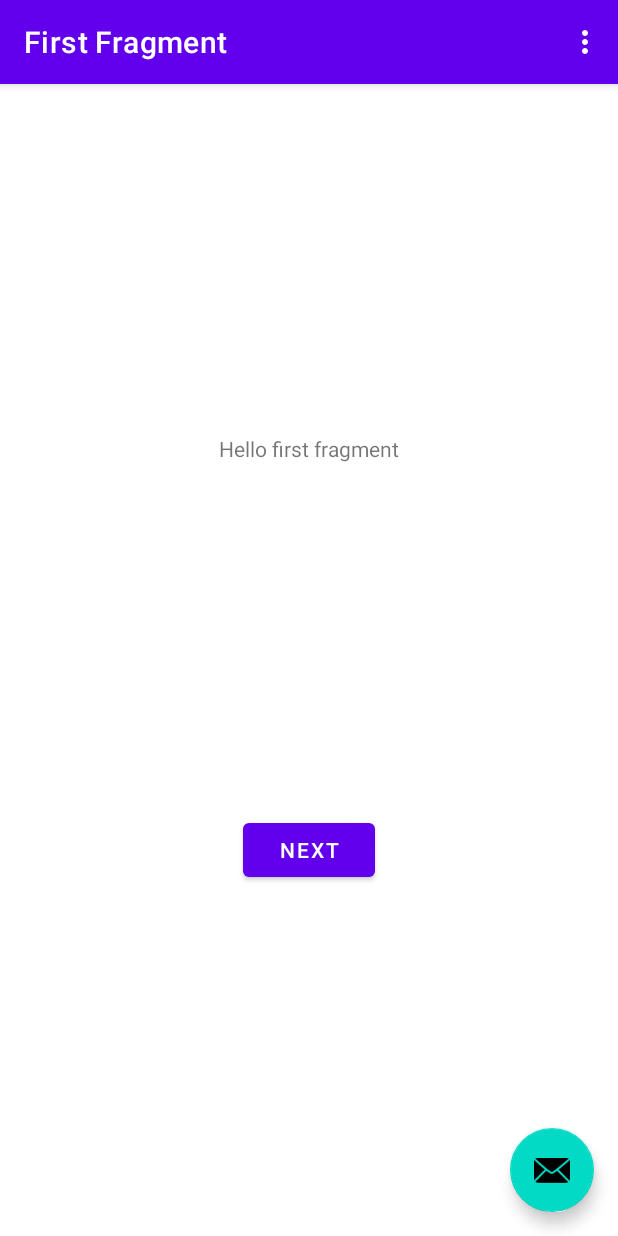
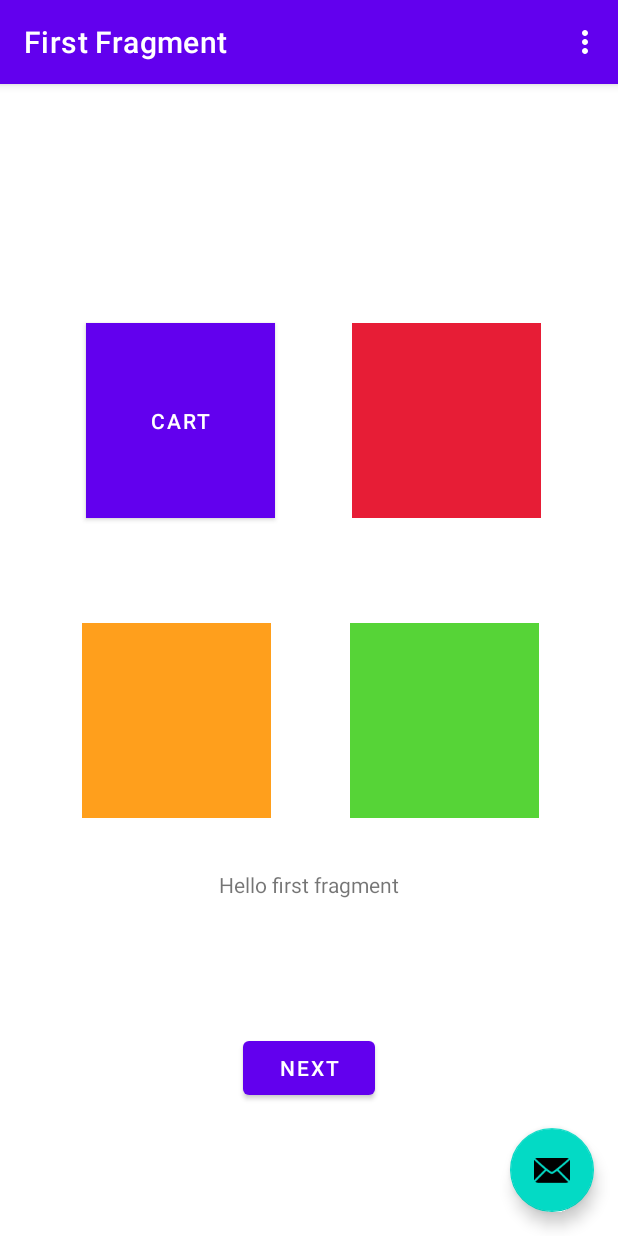
Before and after one commit to regino-pan-a-i/Eat_app, an Android app: the screen it shows after launch (MainActivity), on a phone screen of 412 x 824 dp. Run offline under Robolectric (Android 15) with nearby library versions, the phone set to English and light mode, and no system bars; our stand-ins replace navigation-ui.

Commit message:
added colored buttons on main screen

```diff
--- a/app/src/main/res/layout/fragment_first.xml
+++ b/app/src/main/res/layout/fragment_first.xml
@@ -11,10 +11,11 @@
         android:layout_width="wrap_content"
         android:layout_height="wrap_content"
         android:text="@string/hello_first_fragment"
-        app:layout_constraintBottom_toTopOf="@id/button_first"
+        app:layout_constraintBottom_toBottomOf="parent"
         app:layout_constraintEnd_toEndOf="parent"
         app:layout_constraintStart_toStartOf="parent"
-        app:layout_constraintTop_toTopOf="parent" />
+        app:layout_constraintTop_toTopOf="parent"
+        app:layout_constraintVertical_bias="0.7" />
 
     <Button
         android:id="@+id/button_first"
@@ -25,4 +26,61 @@
         app:layout_constraintEnd_toEndOf="parent"
         app:layout_constraintStart_toStartOf="parent"
         app:layout_constraintTop_toBottomOf="@id/textview_first" />
+
+    <Button
+        android:id="@+id/button_cart"
+        android:layout_width="126dp"
+        android:layout_height="130dp"
+        android:layout_alignParentStart="true"
+        android:layout_alignParentTop="true"
+        android:background="@color/teal"
+        android:text="@string/button_cart_text"
+        app:layout_constraintBottom_toBottomOf="parent"
+        app:layout_constraintEnd_toEndOf="parent"
+        app:layout_constraintHorizontal_bias="0.2"
+        app:layout_constraintStart_toStartOf="parent"
+        app:layout_constraintTop_toTopOf="parent"
+        app:layout_constraintVertical_bias="0.25" />
+
+    <RelativeLayout
+        android:id="@+id/button_pantry"
+        android:layout_width="126dp"
+        android:layout_height="130dp"
+        android:layout_alignParentStart="true"
+        android:layout_alignParentTop="true"
+        android:background="@color/red"
+        android:text="@string/button_pantry_text"
+        app:layout_constraintBottom_toBottomOf="parent"
+        app:layout_constraintEnd_toEndOf="parent"
+        app:layout_constraintStart_toEndOf="@+id/button_cart"
+        app:layout_constraintTop_toTopOf="parent"
+        app:layout_constraintVertical_bias="0.25" />
+
+    <RelativeLayout
+        android:id="@+id/button_recipes"
+        android:layout_width="126dp"
+        android:layout_height="130dp"
+        android:layout_alignParentStart="true"
+        android:layout_alignParentTop="true"
+        android:background="@color/orange"
+        app:layout_constraintBottom_toBottomOf="parent"
+        app:layout_constraintEnd_toEndOf="parent"
+        app:layout_constraintHorizontal_bias="0.19"
+        app:layout_constraintStart_toStartOf="parent"
+        app:layout_constraintTop_toBottomOf="@+id/button_cart"
+        app:layout_constraintVertical_bias="0.19999999" />
+
+    <RelativeLayout
+        android:id="@+id/filled_butt"
+        android:layout_width="126dp"
+        android:layout_height="130dp"
+        android:layout_alignParentStart="true"
+        android:layout_alignParentTop="true"
+        android:background="@color/electric_green"
+        app:layout_constraintBottom_toBottomOf="parent"
+        app:layout_constraintEnd_toEndOf="parent"
+        app:layout_constraintStart_toEndOf="@+id/button_recipes"
+        app:layout_constraintTop_toBottomOf="@+id/button_pantry"
+        app:layout_constraintVertical_bias="0.19999999" />
+
 </androidx.constraintlayout.widget.ConstraintLayout>
--- a/app/src/main/res/values/colors.xml
+++ b/app/src/main/res/values/colors.xml
@@ -1,5 +1,10 @@
 <?xml version="1.0" encoding="utf-8"?>
 <resources>
+    <color name="teal">#2EC4B6</color>
+    <color name="red">#E71D36</color>
+    <color name="orange">#FF9F1C</color>
+    <color name="electric_green">#56D437</color>
+
     <color name="purple_200">#FFBB86FC</color>
     <color name="purple_500">#FF6200EE</color>
     <color name="purple_700">#FF3700B3</color>
--- a/app/src/main/res/values/strings.xml
+++ b/app/src/main/res/values/strings.xml
@@ -9,4 +9,9 @@
 
     <string name="hello_first_fragment">Hello first fragment</string>
     <string name="hello_second_fragment">Hello second fragment. Arg: %1$s</string>
+
+    <string name="button_pantry_text">Pantry</string>
+    <string name="button_cart_text">Cart</string>
+    <string name="button_recipes_text">Recipes</string>
+    <string name="button_barcode_text">Barcode</string>
 </resources>
```
